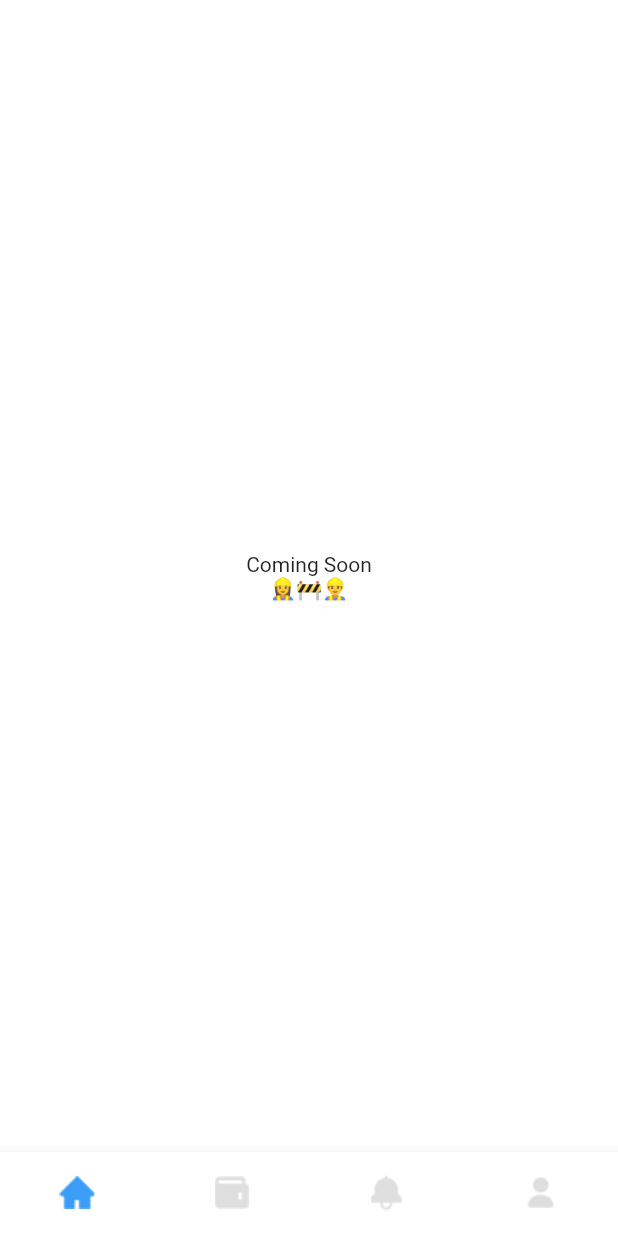
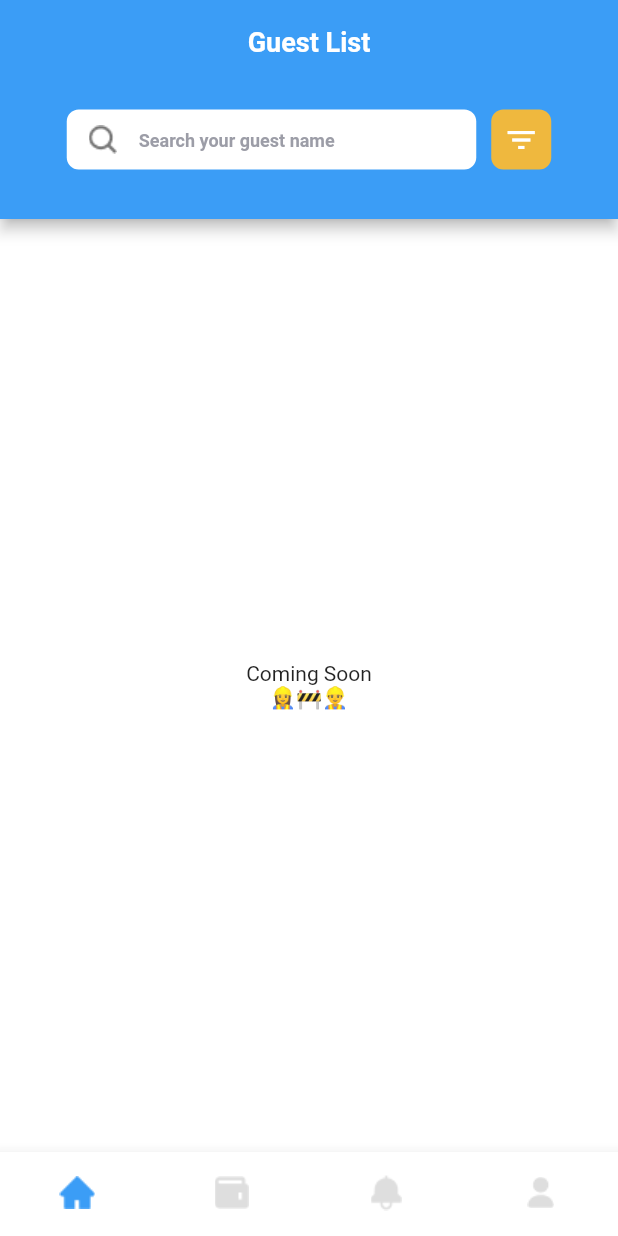
Before and after one commit to fernandoptrr/bukit-vista-flutter-assessment, a Flutter app: the screen it shows after launch, on a phone screen of 412 x 824 dp. Run offline on Flutter 3.47's test engine with Material 2 defaults, Android fonts, the phone set to English and light mode, and no system bars; our stand-ins replace equatable, flutter_bloc, google_fonts.

Commit message:
Add App Bar and Back Button Components

```diff
--- /dev/null
+++ b/lib/components/app_bar.dart
@@ -0,0 +1,88 @@
+import 'package:flutter/material.dart';
+import 'package:flutter_bukit_vista_assessment/components/back_button.dart';
+import 'package:flutter_bukit_vista_assessment/theme/colors.dart';
+import 'package:flutter_bukit_vista_assessment/theme/theme.dart';
+
+class CustomAppBar extends StatelessWidget with PreferredSizeWidget {
+  final String title;
+  final bool showSearchBar;
+  final bool showBackButton;
+
+  CustomAppBar({
+    Key? key,
+    required this.title,
+    this.showSearchBar = false,
+    this.showBackButton = true,
+  }) : super(key: key);
+
+  @override
+  Widget build(BuildContext context) {
+    return AppBar(
+        title: Text(
+          title,
+          style: AppTheme.appBar,
+        ),
+        centerTitle: true,
+        backgroundColor: AppColor.primary,
+        toolbarHeight: 56,
+        leading: showBackButton ? const CustomBackButton() : null,
+        bottom: showSearchBar
+            ? PreferredSize(
+                preferredSize: const Size.fromHeight(146),
+                child: Padding(
+                  padding: const EdgeInsets.only(bottom: 33.0),
+                  child: Row(
+                    mainAxisAlignment: MainAxisAlignment.center,
+                    crossAxisAlignment: CrossAxisAlignment.center,
+                    children: [
+                      SizedBox(
+                        height: 40,
+                        width: 273,
+                        child: TextField(
+                          decoration: InputDecoration(
+                              contentPadding: const EdgeInsets.all(7),
+                              fillColor: Colors.white,
+                              filled: true,
+                              prefixIcon: const ImageIcon(
+                                AssetImage("assets/icons/icon_search.png"),
+                                color: AppColor.ink02,
+                              ),
+                              hintText: "Search your guest name",
+                              border: OutlineInputBorder(
+                                borderSide: BorderSide.none,
+                                borderRadius: BorderRadius.circular(8),
+                              ),
+                              hintStyle: AppTheme.subtitle
+                                  .copyWith(fontWeight: FontWeight.w700)),
+                        ),
+                      ),
+                      const SizedBox(width: 10),
+                      InkWell(
+                        onTap: () => debugPrint("Filter button pressed"),
+                        child: Container(
+                          decoration: BoxDecoration(
+                              color: AppColor.warning,
+                              borderRadius: BorderRadius.circular(8)),
+                          width: 40,
+                          height: 40,
+                          child: const Padding(
+                            padding: EdgeInsets.all(5.0),
+                            child: Icon(
+                              Icons.filter_list_sharp,
+                              color: Colors.white,
+                            ),
+                          ),
+                        ),
+                      )
+                    ],
+                  ),
+                ),
+              )
+            : null);
+  }
+
+  double _setAppBarHeight() => showSearchBar ? 146 : 56;
+
+  @override
+  Size get preferredSize => Size.fromHeight(_setAppBarHeight());
+}
--- /dev/null
+++ b/lib/components/back_button.dart
@@ -0,0 +1,19 @@
+import 'package:flutter/material.dart';
+
+class CustomBackButton extends StatelessWidget {
+  const CustomBackButton({
+    Key? key,
+  }) : super(key: key);
+
+  @override
+  Widget build(BuildContext context) {
+    return IconButton(
+      icon: const Icon(
+        Icons.arrow_back_ios_new_sharp,
+        size: 18,
+        color: Colors.white,
+      ),
+      onPressed: () => Navigator.of(context).pop(),
+    );
+  }
+}
--- a/lib/pages/home_page.dart
+++ b/lib/pages/home_page.dart
@@ -1,4 +1,5 @@
 import 'package:flutter/material.dart';
+import 'package:flutter_bukit_vista_assessment/components/app_bar.dart';
 
 class HomePage extends StatelessWidget {
   const HomePage({Key? key}) : super(key: key);
@@ -7,8 +8,13 @@ class HomePage extends StatelessWidget {
 
   @override
   Widget build(BuildContext context) {
-    return const Scaffold(
-      body: SafeArea(
+    return Scaffold(
+      appBar: CustomAppBar(
+        title: "Guest List",
+        showBackButton: false,
+        showSearchBar: true,
+      ),
+      body: const SafeArea(
         child: Center(
           child: Text(
             'Coming Soon \n👷‍♀️🚧👷‍♂️',
```
